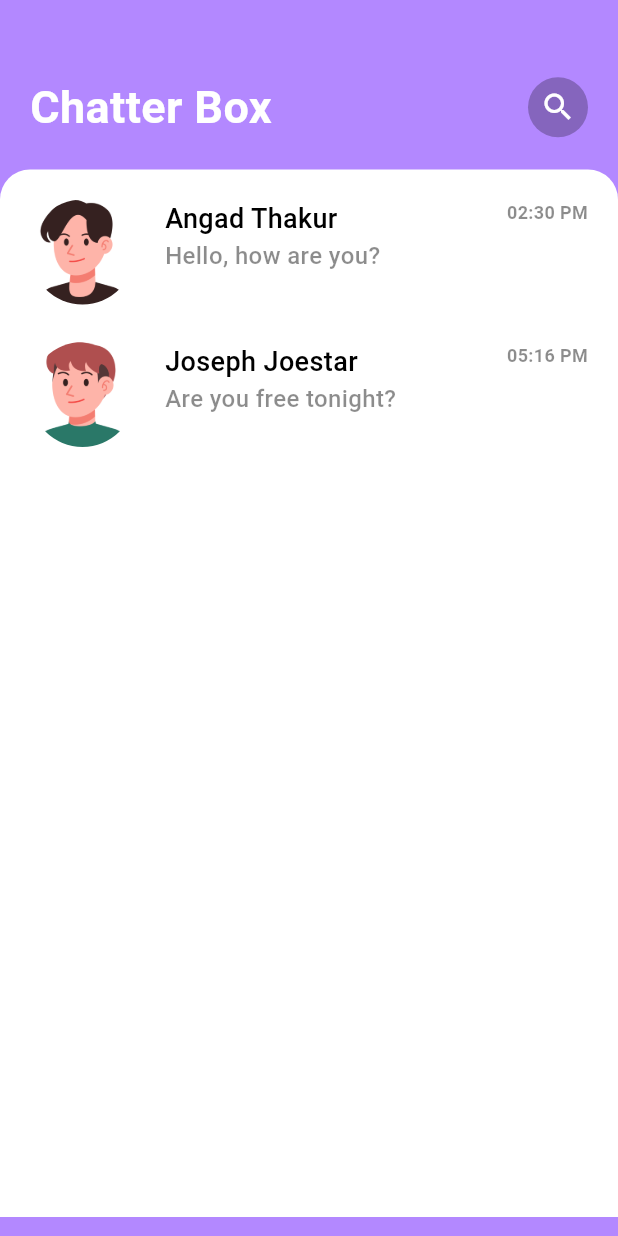
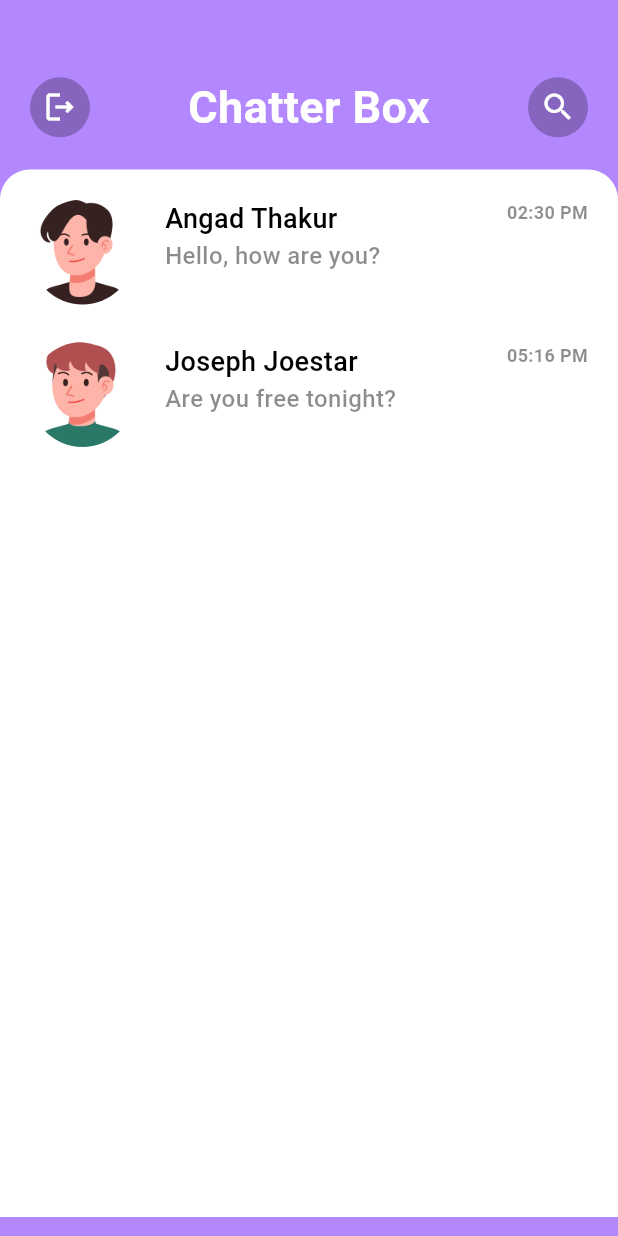
Before and after one commit to Angadthakur/ChatterBox, a Flutter app: the Home screen opened directly, on a phone screen of 412 x 824 dp. Run offline on Flutter 3.47's test engine with Material 3 defaults, Android fonts, the phone set to English and light mode, and no system bars; our stand-ins replace firebase_auth, random_string; accounts and stored records are empty.

Commit message:
Upgraded UI

```diff
--- a/lib/pages/home.dart
+++ b/lib/pages/home.dart
@@ -1,3 +1,5 @@
+import 'package:chatter_box/pages/login.dart';
+import 'package:chatter_box/service/database.dart';
 import 'package:flutter/material.dart';
 
 class Home extends StatefulWidget {
@@ -8,27 +10,108 @@ class Home extends StatefulWidget {
 }
 
 class _HomeState extends State<Home> {
+  bool search = false;
+
+//List
+var queryResultSet=[];
+var tempSearchStore=[];
+
+
+
+initiateSearch(value){
+  if(value.length==0){
+    setState(() {
+      queryResultSet=[]; // Null list if the length in 0
+      tempSearchStore=[];
+    });
+  }
+  setState(() {
+    search=true; // when user type on the search field all the chats disappear and username appears
+  });
+
+  var capitalizedValue= value;
+
+
+
+}
+
+void logout() async {
+  final _auth = DatabaseMethods();
+
+  // Sign out the user
+  await _auth.signOut();
+
+  // Navigate to the LoginPage
+  Navigator.pushAndRemoveUntil(
+    context,
+    MaterialPageRoute(builder: (context) => LoginPage()),
+    (route) => false, // Removes all previous routes from the stack
+  );
+}
+
+
   @override
   Widget build(BuildContext context) {
     return Scaffold(
         backgroundColor: Color(0xFFB388FF),
-        body: Container(
+        resizeToAvoidBottomInset: true,
+        body: SingleChildScrollView(
+          child: Container(
             child: Column(
               children: [
                 Padding(
                   padding: const EdgeInsets.only(
                       left: 20.0, right: 20.0, top: 50.0, bottom: 20.0),
                   child: Row(
+
                     mainAxisAlignment: MainAxisAlignment.spaceBetween,
                     children: [
-                    Text(
+                      GestureDetector(
+                        onTap: () {
+                          logout();
+                        },
+                        child: Container(
+                          padding: EdgeInsets.all(8),
+                          decoration:BoxDecoration(
+                            color: Colors.black26,
+                            borderRadius: BorderRadius.circular(20)
+                          ) ,
+                          child: Tooltip(
+                            message: "Log Out",
+                            textStyle: TextStyle(
+                            color: Colors.black,
+                            fontSize: 18,),
+                            child: Icon(Icons.logout_outlined,color: Colors.white,))),
+                      ),
+                      search
+                          ? Expanded(
+                              child: TextField(
+                              decoration: InputDecoration(
+                                  border: OutlineInputBorder(),
+                                  hintText: 'Search User',
+                                  hintStyle: TextStyle(
+                                      color: Colors.black38,
+                                      fontWeight: FontWeight.w500)),
+                                      style: TextStyle(
+                                        color: Colors.black,
+                                        fontSize: 18.0,
+                                        fontWeight: FontWeight.w500
+                                      ),
+                            ))
+                          : Text(
                               'Chatter Box',
                               style: TextStyle(
                                   color: Colors.white,
                                   fontSize: 30.0,
                                   fontWeight: FontWeight.bold),
                             ),
-                    Container(
+
+                      GestureDetector(
+                        onTap: () {
+                          search = true;
+                          setState(() {});
+                        },
+                        child: Container(
                             padding: EdgeInsets.all(8),
                             decoration: BoxDecoration(
                                 color: Colors.black26,
@@ -36,13 +119,14 @@ class _HomeState extends State<Home> {
                             child: Icon(
                               Icons.search,
                               color: Colors.white,
-                        ))
+                            )),
+                      )
                     ],
                   ),
                 ),
                 Container(
                   padding: EdgeInsets.symmetric(vertical: 20, horizontal: 20),
-                height: MediaQuery.of(context).size.height / 1.18, //1.15
+                  height: search?MediaQuery.of(context).size.height/1.19: MediaQuery.of(context).size.height / 1.18, //1.15
                   width: MediaQuery.of(context).size.width,
                   decoration: BoxDecoration(
                       color: Colors.white,
@@ -162,6 +246,7 @@ class _HomeState extends State<Home> {
                 )
               ],
             ),
+          ),
         ));
   }
 }
```
Lines whose indentation alone changed are shown as unchanged.
